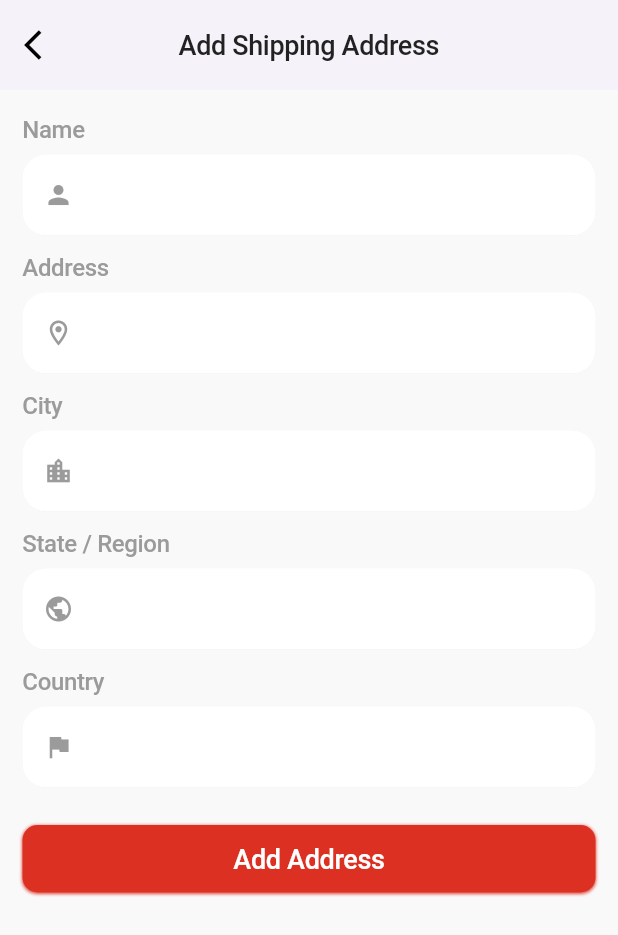
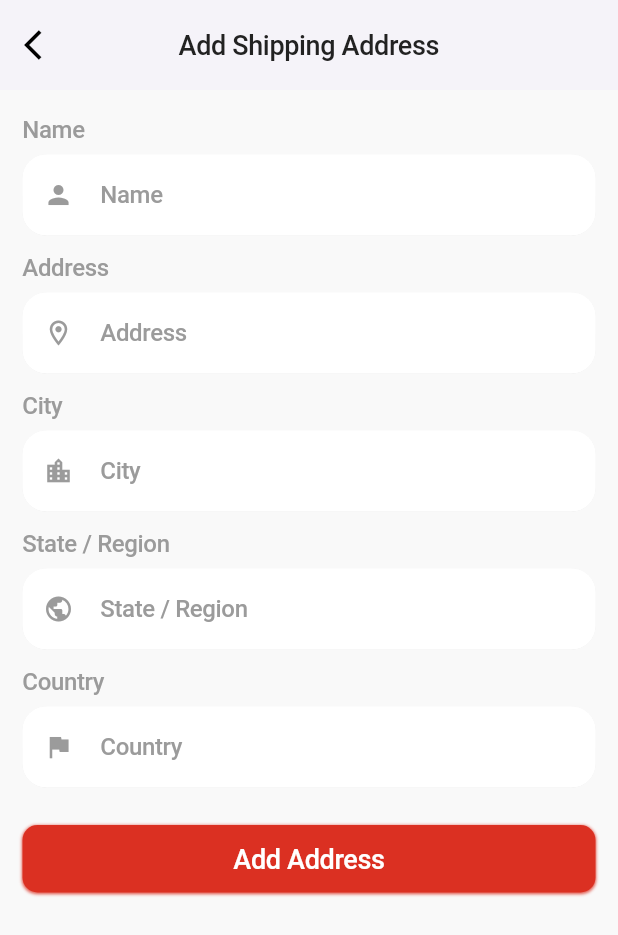
Before and after one commit to RashadZA/fashion_shoping, a Flutter app: the AddShippingAddressScreen screen opened by its route, on a phone screen of 412 x 824 dp. Shown: the top 935 px of the screen. Run offline on Flutter 3.47's test engine with Material 3 defaults, Android fonts, the light colour scheme and no system bars; our stand-ins replace bottom_navy_bar, cached_network_image, get, shared_preferences, shimmer, smooth_page_indicator; missing offline and left inert: carousel_slider_plus; accounts and stored records are empty.

Commit message:
Update add_shipping_address_screen.dart

```diff
--- a/lib/features/shippingAddresses/presentation/pages/add_shipping_address_screen.dart
+++ b/lib/features/shippingAddresses/presentation/pages/add_shipping_address_screen.dart
@@ -35,6 +35,7 @@ class AddShippingAddressScreen extends GetWidget<AddShippingAddresseScreenContro
             children: [
               titleText(title: "Name"),
               CoreTextField(
+                hintText: "Name",
                 keyboardType: TextInputType.text,
                 textInputAction: TextInputAction.next,
                 controller: controller.nameTextEditController,
@@ -46,6 +47,7 @@ class AddShippingAddressScreen extends GetWidget<AddShippingAddresseScreenContro
               titleText(title: "Address"),
               CoreTextField(
                 maxLines: 5,
+                hintText: "Address",
                 keyboardType: TextInputType.text,
                 textInputAction: TextInputAction.next,
                 controller: controller.roadAddressTextEditController,
@@ -56,6 +58,7 @@ class AddShippingAddressScreen extends GetWidget<AddShippingAddresseScreenContro
               ),
               titleText(title: "City"),
               CoreTextField(
+                hintText: "City",
                 keyboardType: TextInputType.text,
                 textInputAction: TextInputAction.next,
                 controller: controller.cityTextEditController,
@@ -66,6 +69,7 @@ class AddShippingAddressScreen extends GetWidget<AddShippingAddresseScreenContro
               ),
               titleText(title: "State / Region"),
               CoreTextField(
+                hintText: "State / Region",
                 keyboardType: TextInputType.text,
                 textInputAction: TextInputAction.next,
                 controller: controller.stateOrRegionTextEditController,
@@ -76,8 +80,9 @@ class AddShippingAddressScreen extends GetWidget<AddShippingAddresseScreenContro
               ),
               titleText(title: "Country"),
               CoreTextField(
+                hintText: "Country",
                 keyboardType: TextInputType.text,
-                textInputAction: TextInputAction.next,
+                textInputAction: TextInputAction.done,
                 controller: controller.countryTextEditController,
                 prefixIcon: Icons.flag,
               ),
```
